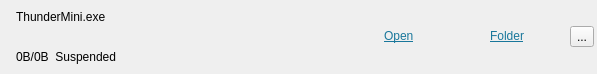
This is downloaderchildwidget.ui in h3r3x3/XLCloudClient as Qt 5 draws it before an edit. The edited form follows.
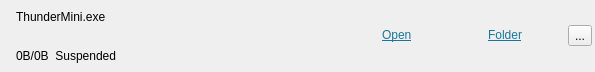
This is the edited form. Icons and pictures are not drawn.

Patch:
```diff
--- a/downloaderchildwidget.ui
+++ b/downloaderchildwidget.ui
@@ -6,8 +6,8 @@
    <rect>
     <x>0</x>
     <y>0</y>
-    <width>597</width>
-    <height>74</height>
+    <width>595</width>
+    <height>72</height>
    </rect>
   </property>
   <property name="sizePolicy">
```
Left out of the diff: 2 changed lines with no effect on the pictures.
